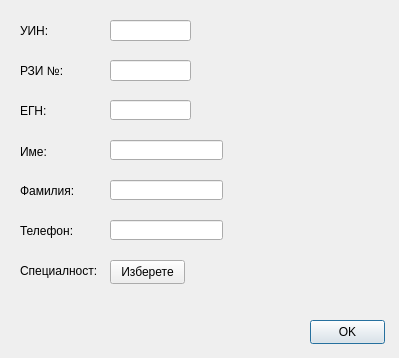
This is src/View/Widgets/DoctorSettingsDialog.ui in thefinalcutbg/OpenPrescription as Qt 5 draws it before an edit. The edited form follows.
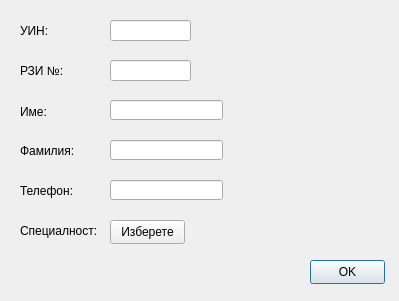
This is the edited form. Custom widgets are drawn as their Qt base class.

Commit message: SQLite3 updated. Doctor egn removed.

The edit to the form file:
```diff
--- a/src/View/Widgets/DoctorSettingsDialog.ui
+++ b/src/View/Widgets/DoctorSettingsDialog.ui
@@ -7,7 +7,7 @@
     <x>0</x>
     <y>0</y>
     <width>399</width>
-    <height>358</height>
+    <height>301</height>
    </rect>
   </property>
   <property name="sizePolicy">
@@ -19,13 +19,13 @@
   <property name="minimumSize">
    <size>
     <width>399</width>
-    <height>358</height>
+    <height>301</height>
    </size>
   </property>
   <property name="maximumSize">
    <size>
     <width>399</width>
-    <height>358</height>
+    <height>301</height>
    </size>
   </property>
   <property name="windowTitle">
@@ -61,7 +61,7 @@
    <property name="geometry">
     <rect>
      <x>20</x>
-     <y>141</y>
+     <y>101</y>
      <width>49</width>
      <height>21</height>
     </rect>
@@ -74,7 +74,7 @@
    <property name="geometry">
     <rect>
      <x>20</x>
-     <y>180</y>
+     <y>140</y>
      <width>71</width>
      <height>21</height>
     </rect>
@@ -83,24 +83,11 @@
     <string>Фамилия:</string>
    </property>
   </widget>
-  <widget class="QLabel" name="label_4">
-   <property name="geometry">
-    <rect>
-     <x>20</x>
-     <y>100</y>
-     <width>61</width>
-     <height>21</height>
-    </rect>
-   </property>
-   <property name="text">
-    <string>ЕГН:</string>
-   </property>
-  </widget>
   <widget class="QPushButton" name="okButton">
    <property name="geometry">
     <rect>
      <x>310</x>
-     <y>320</y>
+     <y>260</y>
      <width>75</width>
      <height>24</height>
     </rect>
@@ -112,27 +99,11 @@
     <bool>true</bool>
    </property>
   </widget>
-  <widget class="LineEdit" name="egnLineEdit">
-   <property name="geometry">
-    <rect>
-     <x>110</x>
-     <y>100</y>
-     <width>81</width>
-     <height>20</height>
-    </rect>
-   </property>
-   <property name="text">
-    <string/>
-   </property>
-   <property name="maxLength">
-    <number>10</number>
-   </property>
-  </widget>
   <widget class="NameEdit" name="fNameEdit">
    <property name="geometry">
     <rect>
      <x>110</x>
-     <y>140</y>
+     <y>100</y>
      <width>113</width>
      <height>20</height>
     </rect>
@@ -145,7 +116,7 @@
    <property name="geometry">
     <rect>
      <x>110</x>
-     <y>180</y>
+     <y>140</y>
      <width>113</width>
      <height>20</height>
     </rect>
@@ -158,7 +129,7 @@
    <property name="geometry">
     <rect>
      <x>20</x>
-     <y>320</y>
+     <y>260</y>
      <width>261</width>
      <height>21</height>
     </rect>
@@ -174,7 +145,7 @@
    <property name="geometry">
     <rect>
      <x>110</x>
-     <y>220</y>
+     <y>180</y>
      <width>113</width>
      <height>20</height>
     </rect>
@@ -187,7 +158,7 @@
    <property name="geometry">
     <rect>
      <x>20</x>
-     <y>220</y>
+     <y>180</y>
      <width>71</width>
      <height>21</height>
     </rect>
@@ -226,7 +197,7 @@
    <property name="geometry">
     <rect>
      <x>20</x>
-     <y>260</y>
+     <y>220</y>
      <width>91</width>
      <height>21</height>
     </rect>
@@ -239,7 +210,7 @@
    <property name="geometry">
     <rect>
      <x>110</x>
-     <y>260</y>
+     <y>220</y>
      <width>75</width>
      <height>24</height>
     </rect>
```
Left out of the diff: 1 changed line with no effect on the pictures. The commit also changes 9 other files.
